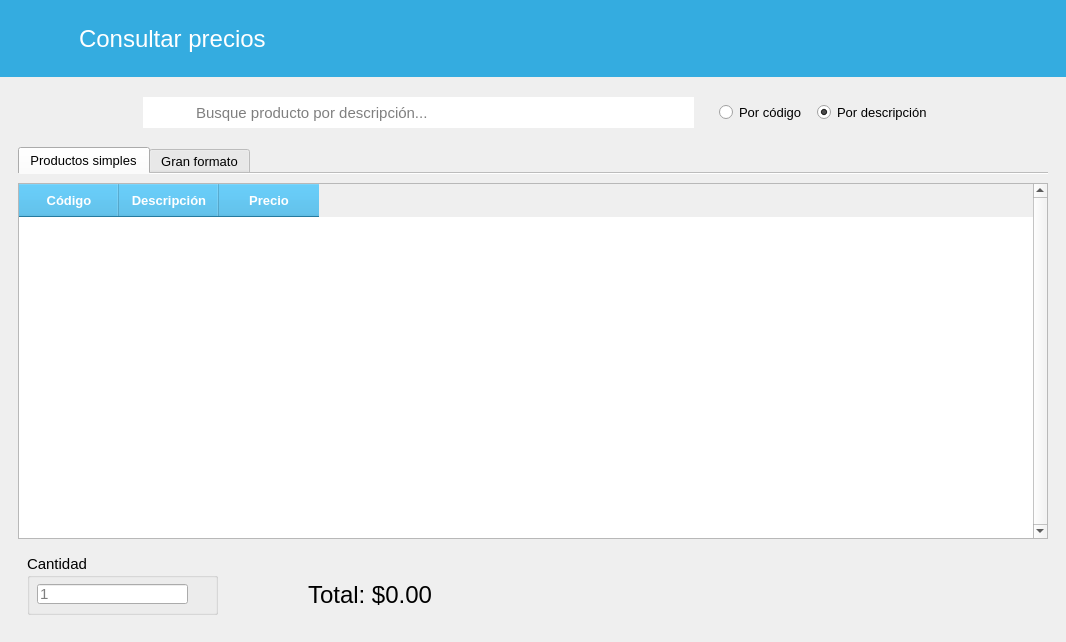
First picture: the form in src/Home/Ui_ConsultarPrecios.ui, repository ivanperez-7/printpos, before the edit.
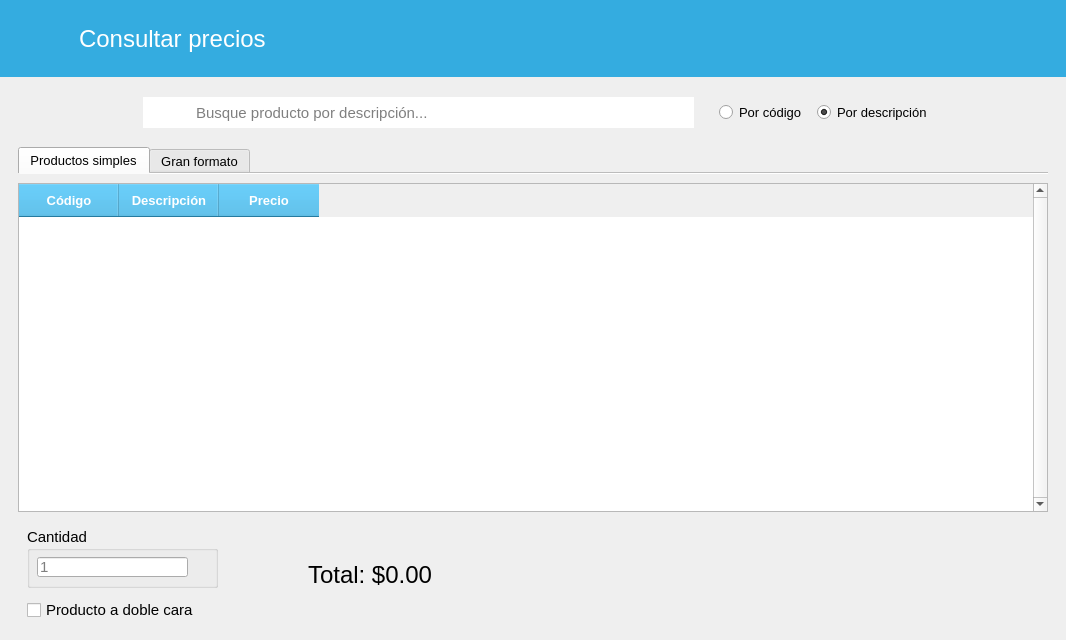
Second picture: the form after the edit. Icons and pictures are not drawn.

Commit message: mejora widget consultar precios

The edit to the form file:
```diff
--- a/src/Home/Ui_ConsultarPrecios.ui
+++ b/src/Home/Ui_ConsultarPrecios.ui
@@ -7,7 +7,7 @@
     <x>0</x>
     <y>0</y>
     <width>1066</width>
-    <height>642</height>
+    <height>640</height>
    </rect>
   </property>
   <property name="windowTitle">
@@ -431,40 +431,13 @@
               <enum>QFrame::Raised</enum>
              </property>
              <layout class="QGridLayout" name="gridLayout">
-              <property name="rightMargin">
-               <number>0</number>
-              </property>
-              <property name="bottomMargin">
-               <number>18</number>
-              </property>
               <property name="horizontalSpacing">
                <number>90</number>
               </property>
-              <item row="0" column="1" alignment="Qt::AlignHCenter|Qt::AlignBottom">
-               <widget class="QLabel" name="lbTotalSimple">
-                <property name="minimumSize">
-                 <size>
-                  <width>0</width>
-                  <height>40</height>
-                 </size>
-                </property>
-                <property name="maximumSize">
-                 <size>
-                  <width>16777215</width>
-                  <height>40</height>
-                 </size>
-                </property>
-                <property name="font">
-                 <font>
-                  <pointsize>18</pointsize>
-                 </font>
-                </property>
-                <property name="text">
-                 <string>Total: $0.00</string>
-                </property>
-               </widget>
-              </item>
-              <item row="0" column="0" alignment="Qt::AlignLeft">
+              <property name="verticalSpacing">
+               <number>10</number>
+              </property>
+              <item row="0" column="0">
                <widget class="QGroupBox" name="groupBox">
                 <property name="sizePolicy">
                  <sizepolicy hsizetype="Fixed" vsizetype="Fixed">
@@ -509,6 +482,36 @@
                 </widget>
                </widget>
               </item>
+              <item row="1" column="0">
+               <widget class="QCheckBox" name="checkDuplex">
+                <property name="font">
+                 <font>
+                  <pointsize>11</pointsize>
+                 </font>
+                </property>
+                <property name="text">
+                 <string>Producto a doble cara</string>
+                </property>
+               </widget>
+              </item>
+              <item row="0" column="1" rowspan="2">
+               <widget class="QLabel" name="lbTotalSimple">
+                <property name="minimumSize">
+                 <size>
+                  <width>0</width>
+                  <height>40</height>
+                 </size>
+                </property>
+                <property name="font">
+                 <font>
+                  <pointsize>18</pointsize>
+                 </font>
+                </property>
+                <property name="text">
+                 <string>Total: $0.00</string>
+                </property>
+               </widget>
+              </item>
              </layout>
             </widget>
            </item>
```
Left out of the diff: 2 changed lines with no effect on the pictures. The commit also changes 4 other files.
